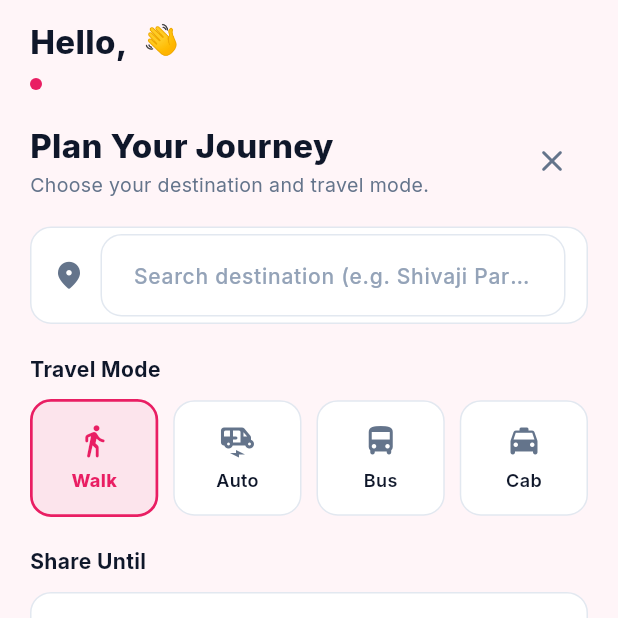
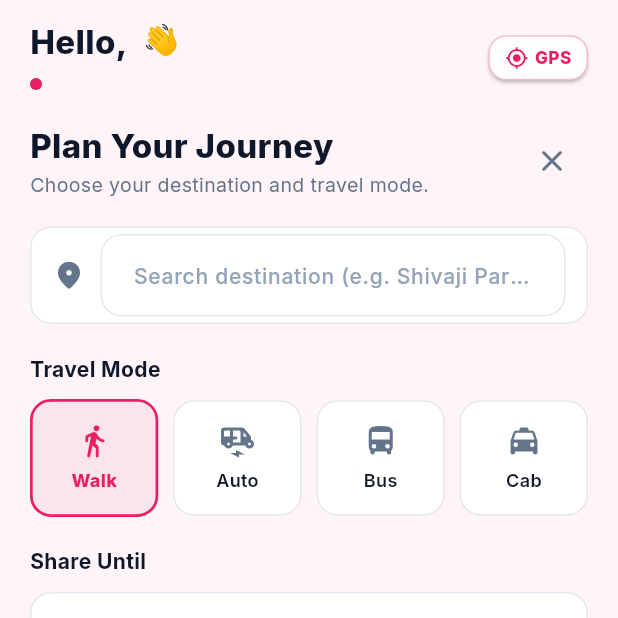
Before and after one commit to rohanpisal9898/AegisPatrol-build, a Flutter app: the _CivilianHomeContent screen opened directly, after a tap on "Start Safe Journey", on a phone screen of 412 x 824 dp, the top half of it. Run offline on Flutter 3.47's test engine with Material 3 defaults, Android fonts, the phone set to English and light mode, and no system bars; our stand-ins replace flutter_map, flutter_secure_storage, geolocator, google_fonts, latlong2; accounts and stored records are empty.

Commit message:
Fix Android GPS pipeline with multi-strategy provider fallback, permissions and live locator controls

```diff
--- a/frontend/lib/core/constants/api_endpoints.dart
+++ b/frontend/lib/core/constants/api_endpoints.dart
@@ -1,8 +1,8 @@
 class ApiEndpoints {
-  // Configurable backend URL with automatic fallback to local backend for development
+  // Production Render Backend URL (with override support via --dart-define=BACKEND_URL=...)
   static const String baseUrl = String.fromEnvironment(
     'BACKEND_URL',
-    defaultValue: 'http://127.0.0.1:8000',
+    defaultValue: 'https://d-h-a-a-l.onrender.com',
   );
 
   // Civilian Auth
--- a/frontend/lib/features/civilian/home/civilian_home_controller.dart
+++ b/frontend/lib/features/civilian/home/civilian_home_controller.dart
@@ -27,6 +27,10 @@ class CivilianHomeController extends ChangeNotifier {
   // Location State (defaults to Mumbai central base)
   LatLng? _currentPosition = const LatLng(19.0760, 72.8777);
   LatLng? get currentPosition => _currentPosition;
+  String? _locationDiagnostic;
+  String? get locationDiagnostic => _locationDiagnostic;
+  bool _isRealGpsLocked = false;
+  bool get isRealGpsLocked => _isRealGpsLocked;
 
 
   LocationPermissionState _locationPermissionState = LocationPermissionState.granted;
@@ -208,12 +212,21 @@ class CivilianHomeController extends ChangeNotifier {
     final result = await LocationService.getCurrentLocation();
     _isLoading = false;
     _locationPermissionState = result.status;
+    _isRealGpsLocked = result.isRealGps;
 
-    if (result.isSuccess && result.position != null) {
+    if (result.position != null) {
       _currentPosition = result.position;
-      _errorMessage = null;
+      if (result.isRealGps) {
+        final acc = result.accuracy != null ? '±${result.accuracy!.toStringAsFixed(1)}m' : '';
+        _locationDiagnostic = 'Live GPS: (${result.position!.latitude.toStringAsFixed(4)}, ${result.position!.longitude.toStringAsFixed(4)}) $acc';
+        _errorMessage = null;
+      } else {
+        _locationDiagnostic = 'Default Centroid (${result.position!.latitude.toStringAsFixed(4)}, ${result.position!.longitude.toStringAsFixed(4)})';
+        _errorMessage = result.errorMessage;
+      }
     } else {
       _errorMessage = result.errorMessage ?? 'Location unavailable';
+      _locationDiagnostic = 'GPS Unavailable: $_errorMessage';
     }
     notifyListeners();
   }
--- a/frontend/lib/features/civilian/home/civilian_home_screen.dart
+++ b/frontend/lib/features/civilian/home/civilian_home_screen.dart
@@ -45,6 +45,8 @@ class _CivilianHomeContentState extends State<_CivilianHomeContent> {
       if (auth.token != null && auth.token!.isNotEmpty) {
         controller.checkAndRestoreActiveJourney(token: auth.token!);
       }
+      // Proactively request and lock current GPS coordinates on screen entry
+      controller.fetchCurrentLocation();
     });
   }
 
@@ -211,6 +213,78 @@ class _CivilianHomeContentState extends State<_CivilianHomeContent> {
                 ],
               ),
             ],
+          ),
+          // GPS Location Status / Re-locate Button
+          Consumer<CivilianHomeController>(
+            builder: (context, controller, _) {
+              return Material(
+                color: Colors.white,
+                borderRadius: BorderRadius.circular(12),
+                elevation: 1,
+                child: InkWell(
+                  borderRadius: BorderRadius.circular(12),
+                  onTap: () async {
+                    ScaffoldMessenger.of(context).showSnackBar(
+                      const SnackBar(
+                        content: Text('Acquiring real-time GPS coordinates...'),
+                        duration: Duration(seconds: 1),
+                        backgroundColor: AppColors.civilianPink,
+                      ),
+                    );
+                    await controller.fetchCurrentLocation();
+                    if (context.mounted) {
+                      final diag = controller.locationDiagnostic ?? 'GPS status unknown';
+                      final isReal = controller.isRealGpsLocked;
+                      showDialog(
+                        context: context,
+                        builder: (ctx) => AlertDialog(
+                          shape: RoundedRectangleBorder(borderRadius: BorderRadius.circular(16)),
+                          title: Row(
+                            children: [
+                              Icon(
+                                isReal ? Icons.check_circle_rounded : Icons.info_rounded,
+                                color: isReal ? const Color(0xFF16A34A) : const Color(0xFFF59E0B),
+                              ),
+                              const SizedBox(width: 8),
+                              Text(isReal ? 'GPS Locked' : 'Location Status', style: const TextStyle(fontSize: 17, fontWeight: FontWeight.w800)),
+                            ],
+                          ),
+                          content: Text(diag, style: const TextStyle(fontSize: 13, height: 1.4)),
+                          actions: [
+                            TextButton(
+                              onPressed: () => Navigator.of(ctx).pop(),
+                              child: const Text('OK', style: TextStyle(fontWeight: FontWeight.w700)),
+                            ),
+                          ],
+                        ),
+                      );
+                    }
+                  },
+                  child: Container(
+                    padding: const EdgeInsets.symmetric(horizontal: 10, vertical: 6),
+                    decoration: BoxDecoration(
+                      border: Border.all(color: AppColors.civilianPink.withValues(alpha: 0.3)),
+                      borderRadius: BorderRadius.circular(12),
+                    ),
+                    child: const Row(
+                      mainAxisSize: MainAxisSize.min,
+                      children: [
+                        Icon(Icons.my_location_rounded, color: AppColors.civilianPink, size: 16),
+                        SizedBox(width: 4),
+                        Text(
+                          'GPS',
+                          style: TextStyle(
+                            fontSize: 11.5,
+                            fontWeight: FontWeight.w800,
+                            color: AppColors.civilianPink,
+                          ),
+                        ),
+                      ],
+                    ),
+                  ),
+                ),
+              );
+            },
           ),
         ],
       ),
--- a/frontend/lib/features/splash/splash_screen.dart
+++ b/frontend/lib/features/splash/splash_screen.dart
@@ -1,7 +1,9 @@
 import 'package:flutter/material.dart';
 import 'package:provider/provider.dart';
+import 'package:geolocator/geolocator.dart';
 import '../../core/constants/app_colors.dart';
 import '../../providers/auth_provider.dart';
+import '../../services/location_service.dart';
 import '../role_selection/role_selection_screen.dart';
 import '../civilian/civilian_main_screen.dart';
 import '../police/police_main_screen.dart';
@@ -21,6 +23,9 @@ class _SplashScreenState extends State<SplashScreen> {
   }
 
   Future<void> _checkAuthSession() async {
+    // Proactively initialize location permission on app startup
+    LocationService.requestPermission().catchError((_) => LocationPermission.denied);
+
     // Add brief delay for smooth visual transition
     await Future.delayed(const Duration(milliseconds: 600));
     if (!mounted) return;
--- a/frontend/lib/services/location_service.dart
+++ b/frontend/lib/services/location_service.dart
@@ -1,4 +1,5 @@
 import 'dart:async';
+import 'package:flutter/foundation.dart';
 import 'package:geolocator/geolocator.dart';
 import 'package:latlong2/latlong.dart';
 
@@ -14,77 +15,179 @@ class LocationResult {
   final LatLng? position;
   final LocationPermissionState status;
   final String? errorMessage;
+  final bool isRealGps;
+  final double? accuracy;
 
   const LocationResult({
     this.position,
     required this.status,
     this.errorMessage,
+    this.isRealGps = false,
+    this.accuracy,
   });
 
-  bool get isSuccess => position != null && status == LocationPermissionState.granted;
+  bool get isSuccess => position != null && isRealGps;
 }
 
 class LocationService {
-  /// Checks whether device location service is enabled.
-  static Future<bool> isLocationServiceEnabled() async {
-    return await Geolocator.isLocationServiceEnabled();
-  }
-
   /// Operational fallback coordinates (Mumbai Central centroid)
   static const LatLng defaultLocation = LatLng(19.0760, 72.8777);
 
-  /// Obtains current GPS location with resilient fallback for Web/Desktop.
+  /// Checks whether device location service is enabled.
+  static Future<bool> isLocationServiceEnabled() async {
+    try {
+      final enabled = await Geolocator.isLocationServiceEnabled();
+      debugPrint('[GPS-Diagnostic] 1. isLocationServiceEnabled = $enabled');
+      return enabled;
+    } catch (e) {
+      debugPrint('[GPS-Diagnostic] 1. isLocationServiceEnabled Error: $e');
+      return false;
+    }
+  }
+
+  /// Explicitly requests location permission from the OS.
+  static Future<LocationPermission> requestPermission() async {
+    try {
+      LocationPermission permission = await Geolocator.checkPermission();
+      debugPrint('[GPS-Diagnostic] 2. checkPermission = $permission');
+      if (permission == LocationPermission.denied) {
+        permission = await Geolocator.requestPermission();
+        debugPrint('[GPS-Diagnostic] 3. requestPermission result = $permission');
+      }
+      return permission;
+    } catch (e) {
+      debugPrint('[GPS-Diagnostic] 2/3. Permission request exception: $e');
+      return LocationPermission.denied;
+    }
+  }
+
+  /// Obtains current GPS location with multi-strategy provider targeting.
   static Future<LocationResult> getCurrentLocation() async {
+    debugPrint('[GPS-Diagnostic] === INITIATING GPS RESOLUTION ===');
     try {
-      final serviceEnabled = await Geolocator.isLocationServiceEnabled().catchError((_) => true);
+      // Step 1: Check hardware service switch
+      final serviceEnabled = await isLocationServiceEnabled();
       if (!serviceEnabled) {
+        debugPrint('[GPS-Diagnostic] ❌ Device Location Services are turned OFF in quick settings');
         return const LocationResult(
           position: defaultLocation,
-          status: LocationPermissionState.granted,
+          status: LocationPermissionState.serviceDisabled,
+          errorMessage: 'Location service (GPS) is turned OFF on this device. Please turn ON GPS.',
+          isRealGps: false,
         );
       }
 
-      var permission = await Geolocator.checkPermission().catchError((_) => LocationPermission.always);
+      // Step 2: Check & request runtime permissions
+      LocationPermission permission = await Geolocator.checkPermission();
+      debugPrint('[GPS-Diagnostic] Permission status: $permission');
       if (permission == LocationPermission.denied) {
-        permission = await Geolocator.requestPermission().catchError((_) => LocationPermission.always);
+        permission = await Geolocator.requestPermission();
+        debugPrint('[GPS-Diagnostic] Permission requested: $permission');
+      }
+
+      if (permission == LocationPermission.denied) {
+        debugPrint('[GPS-Diagnostic] ❌ Location permission denied by user');
+        return const LocationResult(
+          position: defaultLocation,
+          status: LocationPermissionState.denied,
+          errorMessage: 'Location permission denied by user.',
+          isRealGps: false,
+        );
       }
 
       if (permission == LocationPermission.deniedForever) {
+        debugPrint('[GPS-Diagnostic] ❌ Location permission permanently denied');
         return const LocationResult(
           position: defaultLocation,
-          status: LocationPermissionState.granted,
+          status: LocationPermissionState.deniedForever,
+          errorMessage: 'Location permission is permanently denied. Please allow in App Settings.',
+          isRealGps: false,
         );
       }
 
-      final position = await Geolocator.getCurrentPosition(
-        locationSettings: const LocationSettings(
+      // Step 3: Check Last Known Position for immediate fix
+      Position? lastKnownPos;
+      try {
+        lastKnownPos = await Geolocator.getLastKnownPosition();
+        if (lastKnownPos != null) {
+          debugPrint('[GPS-Diagnostic] ✅ Last Known GPS Found: (${lastKnownPos.latitude}, ${lastKnownPos.longitude}) ±${lastKnownPos.accuracy}m');
+        }
+      } catch (e) {
+        debugPrint('[GPS-Diagnostic] Note: getLastKnownPosition error: $e');
+      }
+
+      // Step 4: Primary GPS Fix (Fused Provider / High Accuracy)
+      try {
+        debugPrint('[GPS-Diagnostic] Requesting fresh GPS position with high accuracy...');
+        final freshPos = await Geolocator.getCurrentPosition(
+          locationSettings: const LocationSettings(
+            accuracy: LocationAccuracy.high,
+            timeLimit: Duration(seconds: 12),
+          ),
+        );
+
+        debugPrint('[GPS-Diagnostic] 🎉 Fresh GPS Position Locked: (${freshPos.latitude}, ${freshPos.longitude}) ±${freshPos.accuracy}m @ ${freshPos.timestamp}');
+        return LocationResult(
+          position: LatLng(freshPos.latitude, freshPos.longitude),
+          status: LocationPermissionState.granted,
+          isRealGps: true,
+          accuracy: freshPos.accuracy,
+        );
+      } on TimeoutException catch (te) {
+        debugPrint('[GPS-Diagnostic] ⚠️ High-accuracy GPS timed out: $te. Trying AndroidLocationManager fallback...');
+      } on LocationServiceDisabledException catch (lsde) {
+        debugPrint('[GPS-Diagnostic] ⚠️ LocationServiceDisabledException: $lsde');
+      } catch (e) {
+        debugPrint('[GPS-Diagnostic] ⚠️ Primary GPS attempt error: $e');
+      }
+
+      // Step 5: Fallback GPS Fix using Android Native Location Manager directly
+      try {
+        debugPrint('[GPS-Diagnostic] Attempting fallback with forceAndroidLocationManager = true...');
+        final androidSettings = AndroidSettings(
           accuracy: LocationAccuracy.medium,
-          timeLimit: Duration(seconds: 4),
-        ),
-      ).timeout(const Duration(seconds: 4), onTimeout: () {
-        return Position(
-          longitude: defaultLocation.longitude,
-          latitude: defaultLocation.latitude,
-          timestamp: DateTime.now(),
-          accuracy: 100.0,
-          altitude: 0.0,
-          altitudeAccuracy: 0.0,
-          heading: 0.0,
-          headingAccuracy: 0.0,
-          speed: 0.0,
-          speedAccuracy: 0.0,
+          timeLimit: const Duration(seconds: 10),
+          forceLocationManager: true,
         );
-      });
 
-      return LocationResult(
-        position: LatLng(position.latitude, position.longitude),
-        status: LocationPermissionState.granted,
-      );
-    } catch (_) {
-      // Graceful fallback: return default Mumbai location so app features remain 100% operational
+        final fallbackPos = await Geolocator.getCurrentPosition(locationSettings: androidSettings);
+        debugPrint('[GPS-Diagnostic] 🎉 Fallback Android Location Locked: (${fallbackPos.latitude}, ${fallbackPos.longitude}) ±${fallbackPos.accuracy}m');
+        return LocationResult(
+          position: LatLng(fallbackPos.latitude, fallbackPos.longitude),
+          status: LocationPermissionState.granted,
+          isRealGps: true,
+          accuracy: fallbackPos.accuracy,
+        );
+      } catch (e2) {
+        debugPrint('[GPS-Diagnostic] ⚠️ Fallback Android Location attempt error: $e2');
+      }
+
+      // Step 6: If fresh attempts timed out indoors, use Last Known Position if available
+      if (lastKnownPos != null) {
+        debugPrint('[GPS-Diagnostic] ℹ️ Returning Last Known GPS coordinates');
+        return LocationResult(
+          position: LatLng(lastKnownPos.latitude, lastKnownPos.longitude),
+          status: LocationPermissionState.granted,
+          isRealGps: true,
+          accuracy: lastKnownPos.accuracy,
+        );
+      }
+
+      // Step 7: Fallback to centroid if GPS has no signal indoors
+      debugPrint('[GPS-Diagnostic] ⚠️ No satellite/network fix acquired within timeout. Returning fallback centroid.');
       return const LocationResult(
         position: defaultLocation,
-        status: LocationPermissionState.granted,
+        status: LocationPermissionState.error,
+        errorMessage: 'GPS timeout: No satellite or network location fix available indoors.',
+        isRealGps: false,
+      );
+    } catch (criticalErr) {
+      debugPrint('[GPS-Diagnostic] ❌ Critical Location Pipeline Exception: $criticalErr');
+      return LocationResult(
+        position: defaultLocation,
+        status: LocationPermissionState.error,
+        errorMessage: 'GPS Error: $criticalErr',
+        isRealGps: false,
       );
     }
   }
```
Also changed, not shown: 2 other files.
